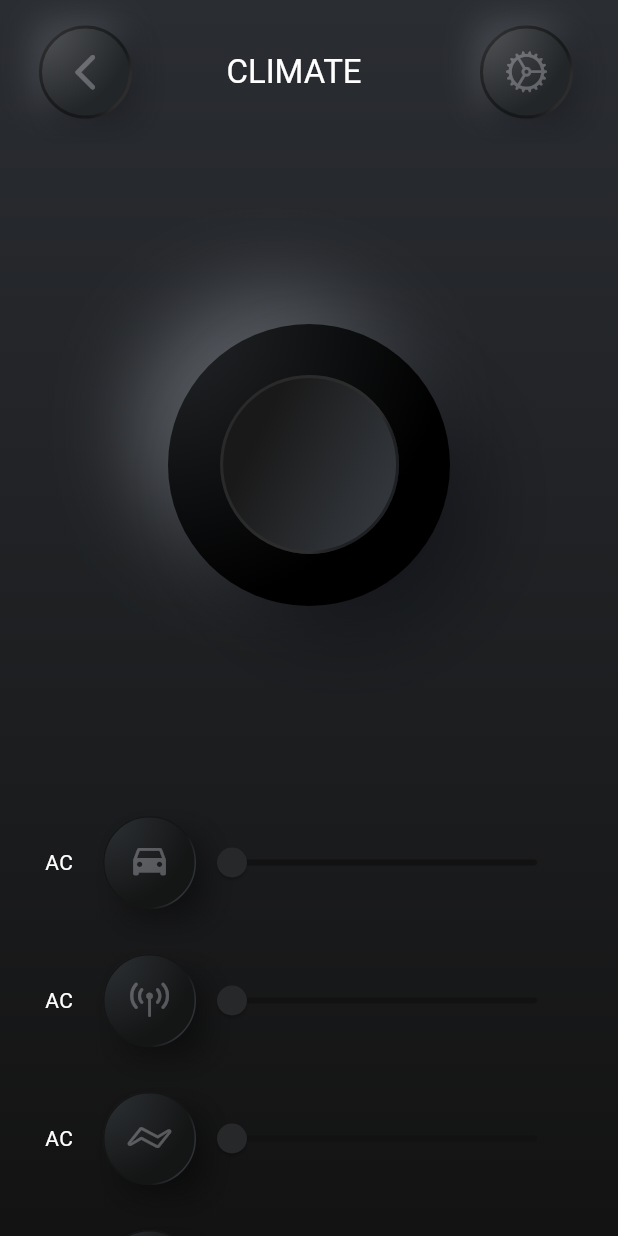
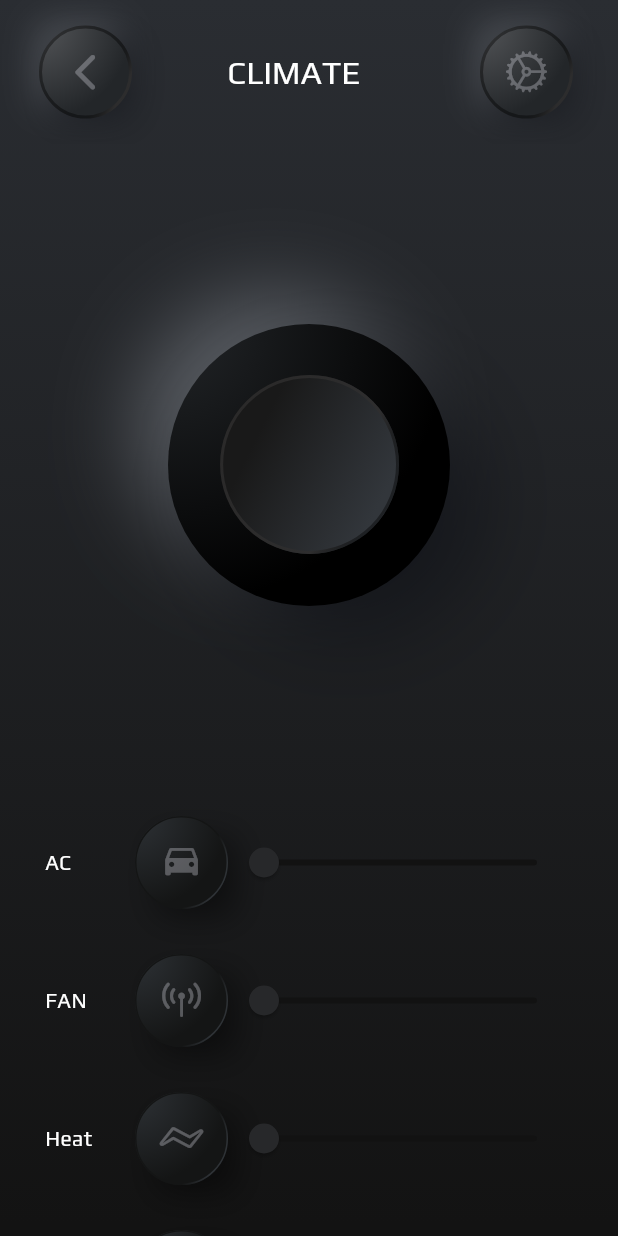
Before and after one commit to YazidRB/tesla_app, a Flutter app: the HomePage screen opened directly, after a tap on an icon or button, on a phone screen of 412 x 824 dp. Run offline on Flutter 3.47's test engine with Material 3 defaults, Android fonts, the phone set to English and light mode, and no system bars; our stand-ins replace audioplayers, curved_navigation_bar, gradient_borders.

Commit message:
update font and UI list

```diff
--- a/lib/components/Lists/controls_option_list.dart
+++ b/lib/components/Lists/controls_option_list.dart
@@ -17,6 +17,7 @@ class _ControlsOptionListState extends State<ControlsOptionList> {
       builder: (context, value, child) => Column(
         children: <Widget>[
           ControlItem(
+            title: 'AC',
             val: value.controlLevel[0],
             isOn: value.clicked[0],
             onChanged: (val) => value.onChangeLevel(0, val),
@@ -27,6 +28,7 @@ class _ControlsOptionListState extends State<ControlsOptionList> {
             height: 30,
           ),
           ControlItem(
+            title: 'FAN',
             onChanged: (val) => value.onChangeLevel(1, val),
             val: value.controlLevel[1],
             isOn: value.clicked[1],
@@ -37,6 +39,7 @@ class _ControlsOptionListState extends State<ControlsOptionList> {
             height: 30,
           ),
           ControlItem(
+            title: 'Heat',
             onChanged: (val) => value.onChangeLevel(2, val),
             val: value.controlLevel[2],
             isOn: value.clicked[2],
@@ -47,16 +50,18 @@ class _ControlsOptionListState extends State<ControlsOptionList> {
             height: 30,
           ),
           ControlItem(
+            title: 'Auto',
             onChanged: (val) => value.onChangeLevel(3, val),
             val: value.controlLevel[3],
             isOn: value.clicked[3],
-            icon: CupertinoIcons.dot_square_fill,
+            icon: CupertinoIcons.power,
             onTap: () => value.clickedButton(3),
           ),
           const SizedBox(
             height: 30,
           ),
           ControlItem(
+            title: 'Power',
             onChanged: (val) => value.onChangeLevel(4, val),
             val: value.controlLevel[4],
             isOn: value.clicked[4],
@@ -67,10 +72,11 @@ class _ControlsOptionListState extends State<ControlsOptionList> {
             height: 30,
           ),
           ControlItem(
+            title: 'Alarm',
             onChanged: (val) => value.onChangeLevel(5, val),
             val: value.controlLevel[5],
             isOn: value.clicked[5],
-            icon: CupertinoIcons.dot_square_fill,
+            icon: CupertinoIcons.alarm,
             onTap: () => value.clickedButton(5),
           ),
         ],
--- a/lib/components/Lists/home_list.dart
+++ b/lib/components/Lists/home_list.dart
@@ -3,7 +3,16 @@ import 'package:gradient_borders/gradient_borders.dart';
 import 'package:tesla_app/constants/colors.dart';
 
 class HomeList extends StatelessWidget {
-  const HomeList({super.key});
+  HomeList({super.key});
+  final Map<String, IconData> listMetaData = <String, IconData>{
+    'Car': CupertinoIcons.car_detailed,
+    'Power': CupertinoIcons.power,
+    'Control': CupertinoIcons.game_controller,
+    'Fan': CupertinoIcons.wifi,
+    'Off': CupertinoIcons.volume_off,
+    'ON': CupertinoIcons.info,
+    'Air': CupertinoIcons.airplane,
+  };
 
   @override
   Widget build(BuildContext context) {
@@ -40,32 +49,32 @@ class HomeList extends StatelessWidget {
         padding: const EdgeInsets.symmetric(vertical: 20.0, horizontal: 30),
         child: ListView.builder(
           physics: const NeverScrollableScrollPhysics(),
-          itemCount: 8,
+          itemCount: listMetaData.length,
           shrinkWrap: true,
           itemBuilder: (context, index) => Container(
               padding: const EdgeInsets.symmetric(vertical: 20),
-              child: const Row(
+              child: Row(
                 mainAxisAlignment: MainAxisAlignment.spaceBetween,
                 children: [
                   Row(
                     mainAxisAlignment: MainAxisAlignment.spaceBetween,
                     children: [
-                      Icon(CupertinoIcons.car_detailed),
-                      SizedBox(
+                      Icon(listMetaData.values.toList()[index]),
+                      const SizedBox(
                         width: 12,
                       ),
                       Text(
-                        'Control',
-                        style: TextStyle(
+                        listMetaData.keys.toList()[index],
+                        style: const TextStyle(
                             color: constIconColor,
                             fontSize: 16,
                             fontWeight: FontWeight.bold),
                       ),
                     ],
                   ),
-                  Icon(
+                  const Icon(
                     CupertinoIcons.back,
-                    textDirection: TextDirection.ltr,
+                    textDirection: TextDirection.rtl,
                   )
                 ],
               )),
--- a/lib/components/bars/bottom_nav_bar_controle.dart
+++ b/lib/components/bars/bottom_nav_bar_controle.dart
@@ -22,8 +22,8 @@ class _BottomNavBarControleState extends State<BottomNavBarControle> {
         filter: ImageFilter.blur(sigmaX: 10, sigmaY: 10),
         child: Container(
           height: 144,
-          decoration: BoxDecoration(
-            border: const GradientBoxBorder(
+          decoration: const BoxDecoration(
+            border: GradientBoxBorder(
                 width: 0.3,
                 gradient: LinearGradient(
                   colors: [
@@ -32,7 +32,7 @@ class _BottomNavBarControleState extends State<BottomNavBarControle> {
                   ],
                   begin: Alignment.topLeft,
                 )),
-            gradient: const LinearGradient(colors: [
+            gradient: LinearGradient(colors: [
               Color.fromRGBO(0, 0, 0, 0.2),
               Color.fromRGBO(47, 184, 255, 0.2),
               Color.fromRGBO(158, 236, 217, 0.2),
@@ -41,7 +41,8 @@ class _BottomNavBarControleState extends State<BottomNavBarControle> {
               0.9,
               1,
             ]),
-            borderRadius: BorderRadius.circular(40),
+            borderRadius: BorderRadius.only(
+                topLeft: Radius.circular(40), topRight: Radius.circular(40)),
           ),
           child: Column(
             children: [
--- a/lib/components/bars/control_item.dart
+++ b/lib/components/bars/control_item.dart
@@ -9,12 +9,14 @@ class ControlItem extends StatefulWidget {
     required this.isOn,
     required this.val,
     this.onChanged,
+    required this.title,
   });
   final IconData icon;
   final bool isOn;
   final void Function()? onTap;
   final void Function(double)? onChanged;
   final int val;
+  final String title;
 
   @override
   State<ControlItem> createState() => _ControlItemState();
@@ -26,9 +28,12 @@ class _ControlItemState extends State<ControlItem> {
     return Row(
       mainAxisAlignment: MainAxisAlignment.spaceBetween,
       children: [
-        const Text('AC'),
+        SizedBox(
+          child: Text(widget.title),
+          width: 50,
+        ),
         const SizedBox(
-          width: 20,
+          width: 10,
         ),
         ControlsButton(
           isOn: widget.isOn,
--- a/lib/components/buttons/lock_unlock_tesla_switch.dart
+++ b/lib/components/buttons/lock_unlock_tesla_switch.dart
@@ -84,7 +84,9 @@ class _LockUnlockTeslaSwitchState extends State<LockUnlockTeslaSwitch> {
                     curve: Curves.bounceInOut,
                     child: Visibility(
                       visible: !_value,
-                      child: const Text('Locked'),
+                      child: const Text(
+                        'Locked',
+                      ),
                     ),
                   ),
                 ),
--- a/lib/pages/controls_page.dart
+++ b/lib/pages/controls_page.dart
@@ -78,7 +78,7 @@ class _ControlsState extends State<ControlsPage> {
           // Bottom Navigation Bar
           Consumer<ControlsOptionListProvider>(
             builder: (context, value, child) => AnimatedOpacity(
-              duration: const Duration(milliseconds: 500),
+              duration: const Duration(milliseconds: 300),
               // if any botton is clicked show the bottomNavBar
               opacity: value.clicked.contains(true) ? 1 : 0,
               child: Align(
--- a/lib/pages/home_page.dart
+++ b/lib/pages/home_page.dart
@@ -61,7 +61,7 @@ class _HomePageState extends State<HomePage> {
                   height: 70,
                 ),
                 // Tesla List options
-                const HomeList(),
+                HomeList(),
               ],
             ),
           ),
--- a/lib/theme/dark_them.dart
+++ b/lib/theme/dark_them.dart
@@ -2,6 +2,7 @@ import 'package:flutter/material.dart';
 import 'package:tesla_app/constants/colors.dart';
 
 ThemeData darkTheme = ThemeData(
+    fontFamily: 'Play',
     iconTheme: const IconThemeData().copyWith(color: constIconColor),
     bottomNavigationBarTheme: const BottomNavigationBarThemeData(
       backgroundColor: Colors.red,
--- a/pubspec.yaml
+++ b/pubspec.yaml
@@ -34,6 +34,7 @@ dependencies:
   flutter:
     sdk: flutter
   flutter_switch: ^0.3.2
+  google_fonts: ^6.2.1
   gradient_borders: ^1.0.1
   provider: ^6.1.2
 
@@ -56,7 +57,6 @@ flutter:
     - assets/images/
     - assets/sounds/car-starting.mp3
     - assets/sounds/car-lock.mp3
-
   # An image asset can refer to one or more resolution-specific "variants", see
   # https://flutter.dev/assets-and-images/#resolution-aware
   # For details regarding adding assets from package dependencies, see
@@ -66,6 +66,10 @@ flutter:
   # "family" key with the font family name, and a "fonts" key with a
   # list giving the asset and other descriptors for the font. For
   # example:
+  fonts:
+    - family: Play
+      fonts:
+        - asset: assets/fonts/Play-Regular.ttf
   # fonts:
   #   - family: Schyler
   #     fonts:
```
Also changed, not shown: assets/fonts/Play-Regular.ttf (added), pubspec.lock.
